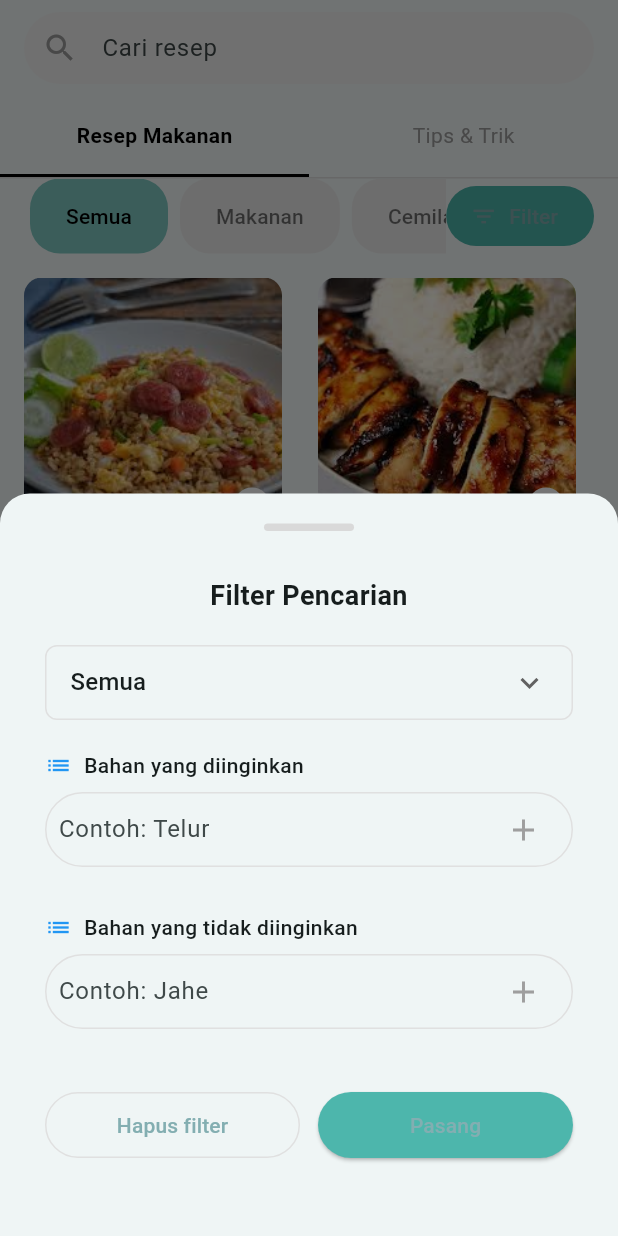
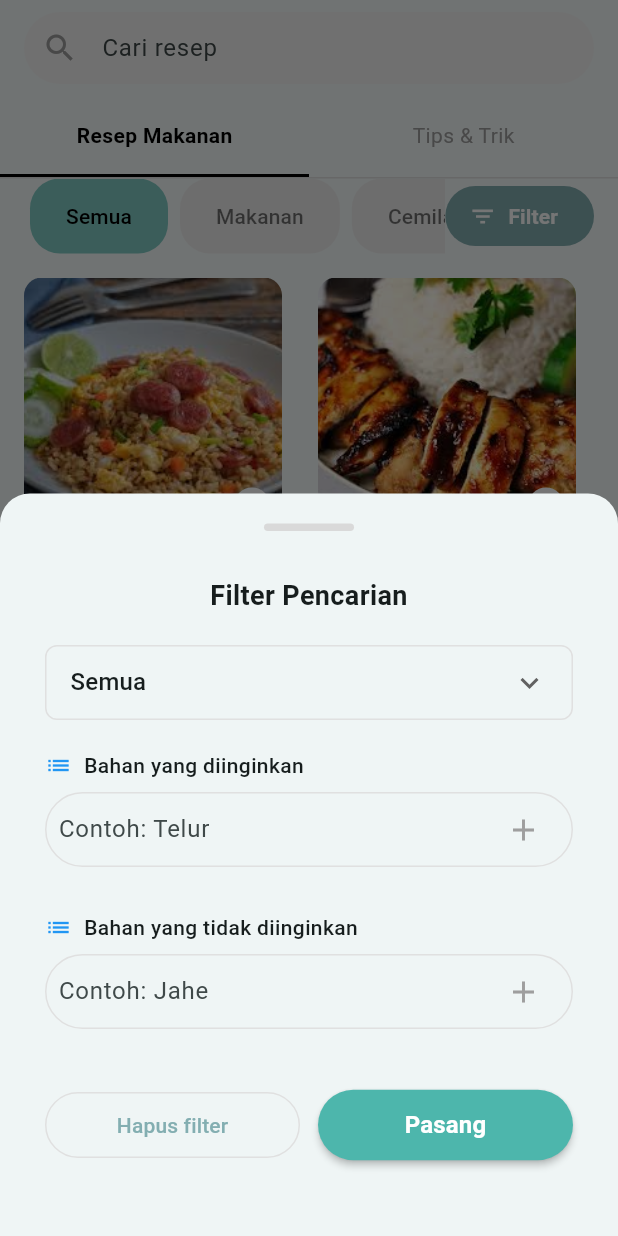
Before and after one commit to hafsahha/MASAKIO, a Flutter app: the DiscoveryResep screen opened directly, after a tap on "Filter", on a phone screen of 412 x 824 dp. Run offline on Flutter 3.47's test engine with Material 3 defaults, Android fonts, the phone set to English and light mode, and no system bars; our stand-ins replace dotted_border, image_picker, video_player.

Commit message:
update discovery

```diff
--- a/lib/discovery.dart
+++ b/lib/discovery.dart
@@ -282,7 +282,7 @@ class _DiscoveryResepState extends State<DiscoveryResep> {
                   ),
                   const SizedBox(width: 12),
                   Expanded(
-                    child: ElevatedButton(
+                    child:ElevatedButton(
                       onPressed: () {
                         setState(() {
                           selectedCategory = tempCategory;
@@ -293,11 +293,20 @@ class _DiscoveryResepState extends State<DiscoveryResep> {
                       },
                       style: ElevatedButton.styleFrom(
                         backgroundColor: Colors.teal.shade300,
+                        foregroundColor: Colors.white, // Mengatur warna text secara eksplisit
+                        elevation: 2, // Menambahkan sedikit elevasi untuk efek visual
                         shape: RoundedRectangleBorder(
                             borderRadius: BorderRadius.circular(30)),
                         padding: const EdgeInsets.symmetric(vertical: 12),
                       ),
-                      child: const Text('Pasang'),
+                      child: const Text(
+                        'Pasang',
+                        style: TextStyle(
+                          color: Colors.white,
+                          fontWeight: FontWeight.bold,
+                          fontSize: 16, // Ukuran font yang sedikit lebih besar
+                        ),
+                      ),
                     ),
                   ),
                 ],
@@ -439,17 +448,22 @@ class _DiscoveryResepState extends State<DiscoveryResep> {
                       padding: const EdgeInsets.only(right: 16),
                       child: ElevatedButton.icon(
                         onPressed: _showFilterBottomSheet,
-                        icon:
-                        const Icon(Icons.filter_list, size: 18),
-                        label: const Text("Filter"),
+                        icon: const Icon(Icons.filter_list, size: 18, color: Colors.white),
+                        label: const Text(
+                          "Filter",
+                          style: TextStyle(
+                            color: Colors.white,
+                            fontWeight: FontWeight.bold,
+                          ),
+                        ),
                         style: ElevatedButton.styleFrom(
-                          backgroundColor: Colors.teal.shade300,
+                          backgroundColor: Color(0xFF83AEB1),
+                          foregroundColor: Colors.white, // Mengatur warna text secara eksplisit
                           elevation: 0,
                           shape: RoundedRectangleBorder(
-                              borderRadius:
-                              BorderRadius.circular(20)),
+                              borderRadius: BorderRadius.circular(20)),
                         ),
-                      ),
+                      )
                     ),
                   ],
                 ),
```
